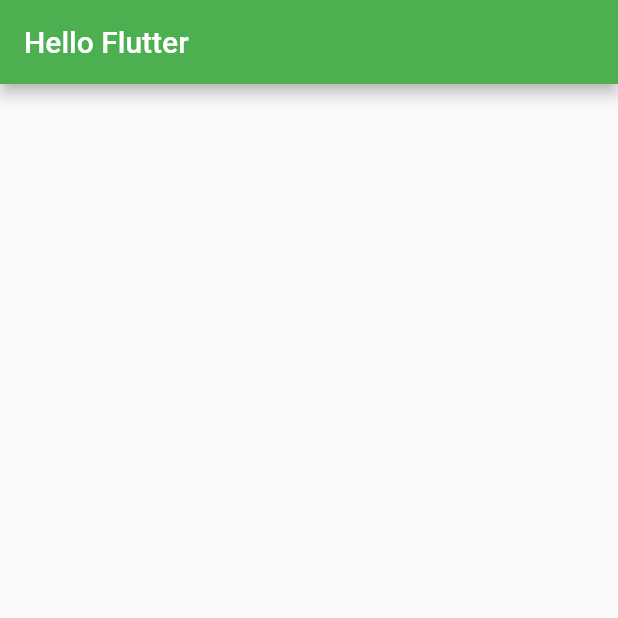
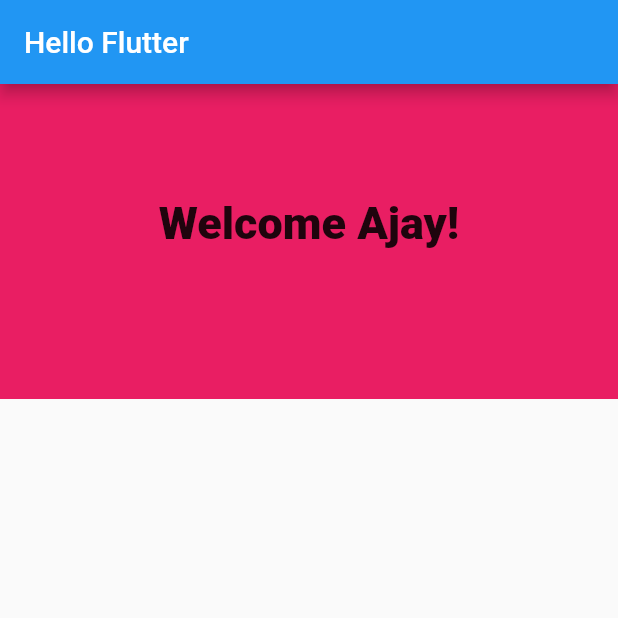
Before and after one commit to wagheajay/code, a Flutter app: the screen it shows after launch, on a phone screen of 412 x 824 dp, the top half of it. Run offline on Flutter 3.47's test engine with Material 2 defaults, Android fonts, the phone set to English and light mode, and no system bars.

Commit message:
ui commit

```diff
--- a/lib/ui/home.dart
+++ b/lib/ui/home.dart
@@ -1,15 +1,23 @@
 import 'package:flutter/material.dart';
-class Home extends StatelessWidget{
+
+class Home extends StatelessWidget {
   @override
   Widget build(BuildContext context) {
-   return new Scaffold(
-     appBar: new AppBar(
-       title:new Text("Hello Flutter"),
-       backgroundColor: Colors.green,
+    return new Scaffold(
+      appBar: new AppBar(
+        title: new Text("Hello Flutter"),
+        backgroundColor: Colors.blue,
+      ),
+      body: new Container(
+        width: 420.0,
+        height: 210.0,
+        color: Colors.pink,
+        padding: EdgeInsets.all(75.0),
+        child: new Text("Welcome Ajay!",
+            textAlign: TextAlign.center,
+            style: new TextStyle(fontSize: 30.0, fontWeight: FontWeight.w800)),
+      ),
 
-     ),
-
-   );
+    );
   }
-
 }
```
